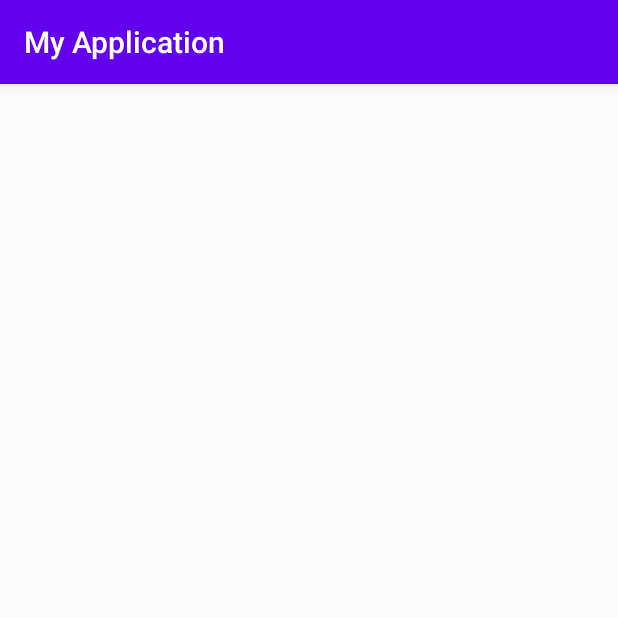
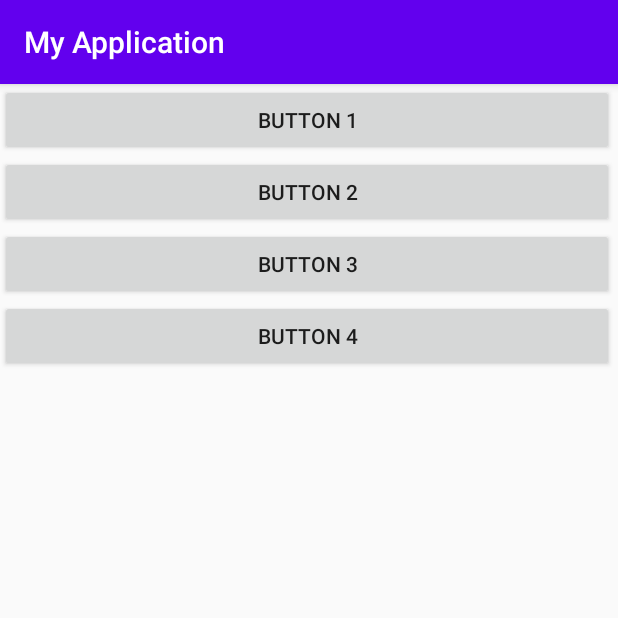
Before and after one commit to L13682726202/2018118135_Android, an Android app: the FourthActivity screen opened directly, with no data from a screen before it, on a phone screen of 412 x 824 dp, the top half of it. Run offline under Robolectric (Android 15) with nearby library versions, the phone set to English and light mode, and no system bars.

Commit message:
更新活动四的布局

```diff
--- a/work_2/app/src/main/res/layout/activity_fourth.xml
+++ b/work_2/app/src/main/res/layout/activity_fourth.xml
@@ -6,4 +6,35 @@
     android:layout_height="match_parent"
     tools:context=".FourthActivity">
 
+    <LinearLayout
+        android:layout_width="409dp"
+        android:layout_height="729dp"
+        android:orientation="vertical"
+        tools:layout_editor_absoluteX="1dp"
+        tools:layout_editor_absoluteY="1dp">
+
+        <Button
+            android:id="@+id/button_1"
+            android:layout_width="match_parent"
+            android:layout_height="wrap_content"
+            android:text="Button 1" />
+
+        <Button
+            android:id="@+id/button_2"
+            android:layout_width="match_parent"
+            android:layout_height="wrap_content"
+            android:text="Button 2" />
+
+        <Button
+            android:id="@+id/button_3"
+            android:layout_width="match_parent"
+            android:layout_height="wrap_content"
+            android:text="Button 3" />
+
+        <Button
+            android:id="@+id/button_4"
+            android:layout_width="match_parent"
+            android:layout_height="wrap_content"
+            android:text="Button 4" />
+    </LinearLayout>
 </androidx.constraintlayout.widget.ConstraintLayout>
```
